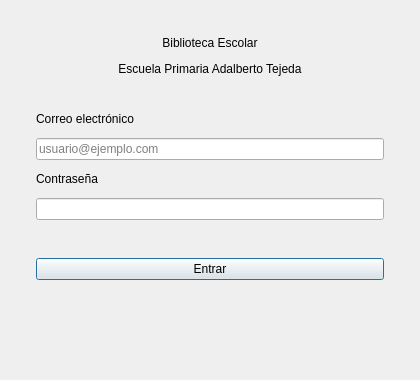
This is src/biblioteca/ui/disenos/login.ui in yaelink7/Biblioteca_Implementacion_Escuela_Primaria as Qt 5 draws it before an edit. The edited form follows.
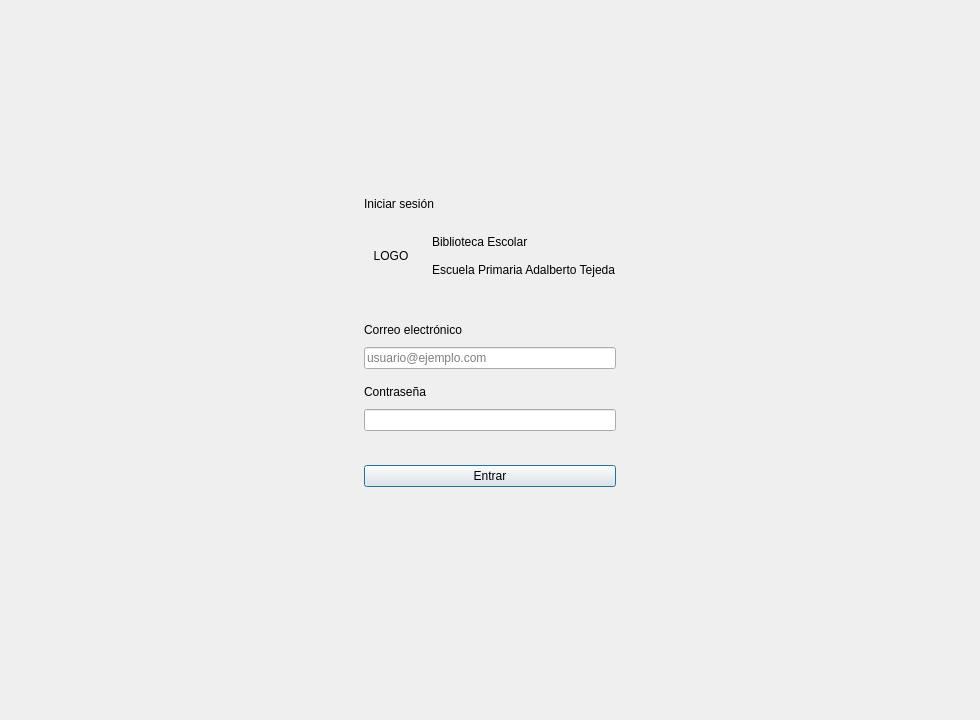
This is the edited form.

```diff
--- a/src/biblioteca/ui/disenos/login.ui
+++ b/src/biblioteca/ui/disenos/login.ui
@@ -6,45 +6,125 @@
    <rect>
     <x>0</x>
     <y>0</y>
-    <width>420</width>
-    <height>380</height>
+    <width>980</width>
+    <height>720</height>
    </rect>
   </property>
   <property name="windowTitle">
    <string>Iniciar sesión</string>
   </property>
   <layout class="QVBoxLayout" name="disposicion">
-   <property name="leftMargin"><number>36</number></property>
-   <property name="topMargin"><number>36</number></property>
-   <property name="rightMargin"><number>36</number></property>
-   <property name="bottomMargin"><number>36</number></property>
-   <property name="spacing"><number>12</number></property>
+   <property name="leftMargin"><number>24</number></property>
+   <property name="topMargin"><number>24</number></property>
+   <property name="rightMargin"><number>24</number></property>
+   <property name="bottomMargin"><number>24</number></property>
+   <item>
+    <spacer name="espacioSuperior">
+     <property name="orientation"><enum>Qt::Vertical</enum></property>
+     <property name="sizeHint" stdset="0">
+      <size><width>20</width><height>20</height></size>
+     </property>
+    </spacer>
+   </item>
+   <item>
+    <layout class="QHBoxLayout" name="centro">
+     <item>
+      <spacer name="espacioIzquierdo">
+       <property name="orientation"><enum>Qt::Horizontal</enum></property>
+       <property name="sizeHint" stdset="0">
+        <size><width>20</width><height>20</height></size>
+       </property>
+      </spacer>
+     </item>
+     <item>
+      <widget class="QFrame" name="ficha">
+       <property name="minimumWidth"><number>440</number></property>
+       <property name="maximumWidth"><number>500</number></property>
+       <layout class="QVBoxLayout" name="disposicionFicha">
+        <property name="leftMargin"><number>0</number></property>
+        <property name="topMargin"><number>0</number></property>
+        <property name="rightMargin"><number>0</number></property>
+        <property name="bottomMargin"><number>0</number></property>
+        <property name="spacing"><number>0</number></property>
+        <item>
+         <widget class="QFrame" name="franjaFicha">
+          <property name="minimumHeight"><number>8</number></property>
+          <property name="maximumHeight"><number>8</number></property>
+         </widget>
+        </item>
+        <item>
+         <layout class="QVBoxLayout" name="cuerpoFicha">
+          <property name="leftMargin"><number>38</number></property>
+          <property name="topMargin"><number>30</number></property>
+          <property name="rightMargin"><number>38</number></property>
+          <property name="bottomMargin"><number>18</number></property>
+          <property name="spacing"><number>10</number></property>
+          <item>
+           <widget class="QLabel" name="etiquetaRotulo">
+            <property name="text"><string>Iniciar sesión</string></property>
+            <property name="rol" stdset="0"><string>rotuloFicha</string></property>
+           </widget>
+          </item>
+          <item>
+           <spacer name="espacioRotulo">
+            <property name="orientation"><enum>Qt::Vertical</enum></property>
+            <property name="sizeType"><enum>QSizePolicy::Fixed</enum></property>
+            <property name="sizeHint" stdset="0">
+             <size><width>20</width><height>8</height></size>
+            </property>
+           </spacer>
+          </item>
+          <item>
+           <layout class="QHBoxLayout" name="marca">
+            <property name="spacing"><number>14</number></property>
+            <item>
+             <widget class="QLabel" name="logoFicha">
+              <property name="minimumSize"><size><width>54</width><height>54</height></size></property>
+              <property name="maximumSize"><size><width>54</width><height>54</height></size></property>
+              <property name="text"><string>LOGO</string></property>
+              <property name="alignment"><set>Qt::AlignCenter</set></property>
+             </widget>
+            </item>
+            <item>
+             <layout class="QVBoxLayout" name="nombreEscuela">
+              <property name="spacing"><number>2</number></property>
    <item>
     <widget class="QLabel" name="etiquetaTitulo">
-     <property name="text">
-      <string>Biblioteca Escolar</string>
-     </property>
-     <property name="alignment">
-      <set>Qt::AlignCenter</set>
-     </property>
+                <property name="text"><string>Biblioteca Escolar</string></property>
+                <property name="rol" stdset="0"><string>tituloFicha</string></property>
     </widget>
    </item>
    <item>
     <widget class="QLabel" name="etiquetaEscuela">
-     <property name="text">
-      <string>Escuela Primaria Adalberto Tejeda</string>
-     </property>
-     <property name="alignment">
-      <set>Qt::AlignCenter</set>
-     </property>
+                <property name="text"><string>Escuela Primaria Adalberto Tejeda</string></property>
+                <property name="rol" stdset="0"><string>escuelaFicha</string></property>
+               </widget>
+              </item>
+             </layout>
+            </item>
+           </layout>
+          </item>
+          <item>
+           <spacer name="espacioMarca">
+            <property name="orientation"><enum>Qt::Vertical</enum></property>
+            <property name="sizeType"><enum>QSizePolicy::Fixed</enum></property>
+            <property name="sizeHint" stdset="0">
+             <size><width>20</width><height>8</height></size>
+            </property>
+           </spacer>
+          </item>
+          <item>
+           <widget class="QFrame" name="rayaFicha">
+            <property name="minimumHeight"><number>4</number></property>
+            <property name="maximumHeight"><number>4</number></property>
     </widget>
    </item>
    <item>
-    <spacer name="espacioSuperior">
+           <spacer name="espacioRaya">
      <property name="orientation"><enum>Qt::Vertical</enum></property>
      <property name="sizeType"><enum>QSizePolicy::Fixed</enum></property>
      <property name="sizeHint" stdset="0">
-      <size><width>20</width><height>24</height></size>
+             <size><width>20</width><height>12</height></size>
      </property>
     </spacer>
    </item>
@@ -55,12 +135,19 @@
    </item>
    <item>
     <widget class="QLineEdit" name="campoCorreo">
-     <property name="placeholderText">
-      <string>usuario@ejemplo.com</string>
-     </property>
-     <property name="minimumHeight"><number>34</number></property>
-    </widget>
-   </item>
+            <property name="placeholderText"><string>usuario@ejemplo.com</string></property>
+            <property name="rol" stdset="0"><string>campoFicha</string></property>
+           </widget>
+          </item>
+          <item>
+           <spacer name="espacioCorreo">
+            <property name="orientation"><enum>Qt::Vertical</enum></property>
+            <property name="sizeType"><enum>QSizePolicy::Fixed</enum></property>
+            <property name="sizeHint" stdset="0">
+             <size><width>20</width><height>6</height></size>
+            </property>
+           </spacer>
+          </item>
    <item>
     <widget class="QLabel" name="etiquetaContrasena">
      <property name="text"><string>Contraseña</string></property>
@@ -76,7 +163,6 @@
     <widget class="QLabel" name="etiquetaError">
      <property name="text"><string/></property>
      <property name="wordWrap"><bool>true</bool></property>
-     <property name="alignment"><set>Qt::AlignCenter</set></property>
      <property name="minimumHeight"><number>34</number></property>
     </widget>
    </item>
@@ -88,10 +174,41 @@
     </widget>
    </item>
    <item>
+           <spacer name="espacioBoton">
+            <property name="orientation"><enum>Qt::Vertical</enum></property>
+            <property name="sizeType"><enum>QSizePolicy::Fixed</enum></property>
+            <property name="sizeHint" stdset="0">
+             <size><width>20</width><height>20</height></size>
+            </property>
+           </spacer>
+          </item>
+          <item alignment="Qt::AlignHCenter">
+           <widget class="QLabel" name="perforacion">
+            <property name="minimumSize"><size><width>18</width><height>18</height></size></property>
+            <property name="maximumSize"><size><width>18</width><height>18</height></size></property>
+            <property name="text"><string/></property>
+           </widget>
+          </item>
+         </layout>
+        </item>
+       </layout>
+      </widget>
+     </item>
+     <item>
+      <spacer name="espacioDerecho">
+       <property name="orientation"><enum>Qt::Horizontal</enum></property>
+       <property name="sizeHint" stdset="0">
+        <size><width>20</width><height>20</height></size>
+       </property>
+      </spacer>
+     </item>
+    </layout>
+   </item>
+   <item>
     <spacer name="espacioInferior">
      <property name="orientation"><enum>Qt::Vertical</enum></property>
      <property name="sizeHint" stdset="0">
-      <size><width>20</width><height>10</height></size>
+      <size><width>20</width><height>20</height></size>
      </property>
     </spacer>
    </item>
```
Left out of the diff: 5 changed lines with no effect on the pictures. Lines whose indentation alone changed are shown as unchanged.
